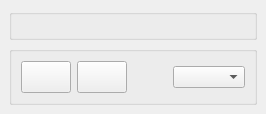
Old version of the form src/components/addons/gpsMap/ui/Gps_Map.ui in the repository KelSolaar/sIBL_GUI.
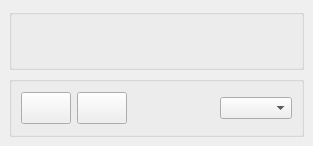
New version of the form.

Diff of the .ui file:
```diff
--- a/src/components/addons/gpsMap/ui/Gps_Map.ui
+++ b/src/components/addons/gpsMap/ui/Gps_Map.ui
@@ -2,6 +2,14 @@
 <ui version="4.0">
  <class>Gps_Map_DockWidget</class>
  <widget class="QDockWidget" name="Gps_Map_DockWidget">
+  <property name="geometry">
+   <rect>
+    <x>0</x>
+    <y>0</y>
+    <width>313</width>
+    <height>146</height>
+   </rect>
+  </property>
   <property name="windowTitle">
    <string>Gps Map</string>
   </property>
```
Left out of the diff: 15 changed lines with no effect on the pictures.
